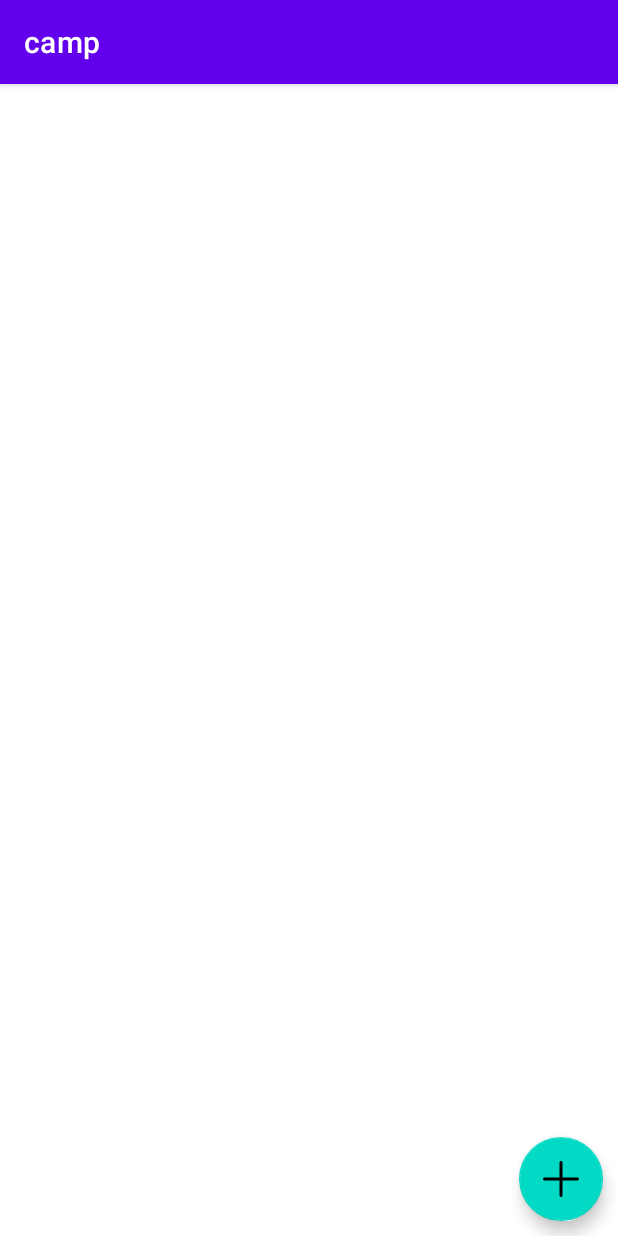
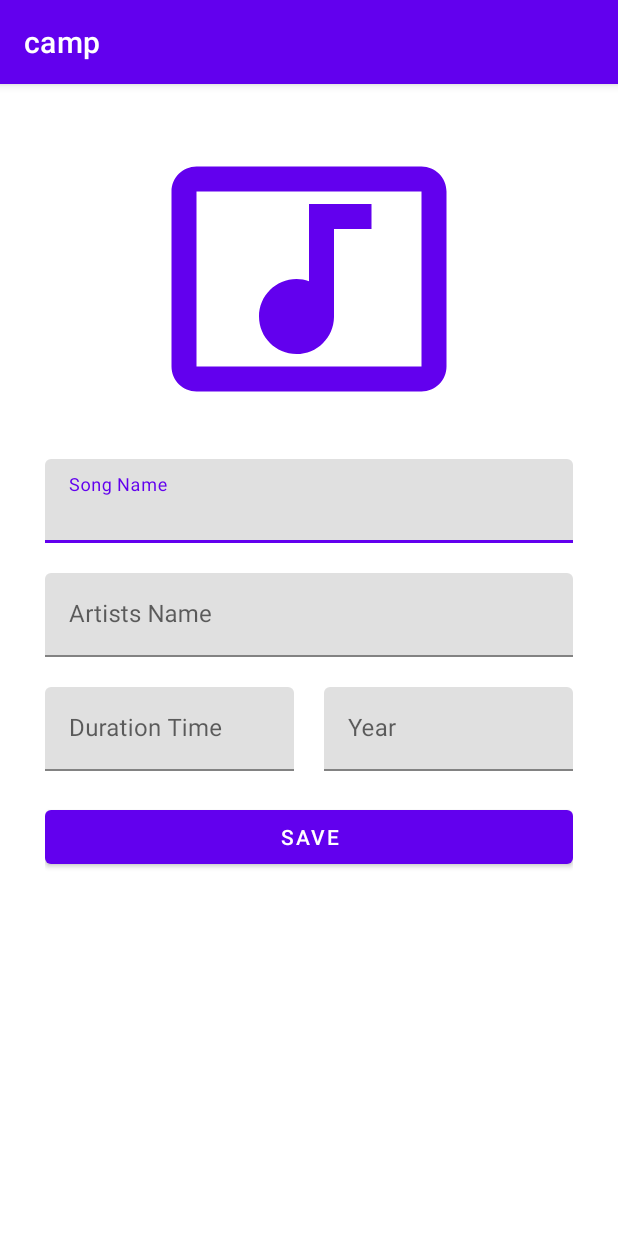
Before and after one commit to Hepsiburada-Mobil-Android-Bootcamp/Android-Bootcamp, an Android app: the screen it shows after launch (MainActivity before the commit, AddNewSongActivity after it), on a phone screen of 412 x 824 dp. Run offline under Robolectric (Android 15) with nearby library versions, the phone set to English and light mode, and no system bars.

Commit message:
Design add new song layout

```diff
--- a/app/src/main/AndroidManifest.xml
+++ b/app/src/main/AndroidManifest.xml
@@ -10,6 +10,18 @@
         android:supportsRtl="true"
         android:theme="@style/Theme.Camp">
         <activity
+            android:name="com.android.odevler.abdulwahid.ui.SongListActivity"
+            android:exported="true" />
+        <activity
+            android:name="com.android.odevler.abdulwahid.ui.AddNewSongActivity"
+            android:exported="true" >
+            <intent-filter>
+                <action android:name="android.intent.action.MAIN" />
+
+                <category android:name="android.intent.category.LAUNCHER" />
+            </intent-filter>
+        </activity>
+        <activity
             android:name=".exam.AddNewExamActivity"
             android:exported="true" />
         <activity
@@ -21,11 +33,6 @@
         <activity
             android:name=".MainActivity"
             android:exported="true">
-            <intent-filter>
-                <action android:name="android.intent.action.MAIN" />
-
-                <category android:name="android.intent.category.LAUNCHER" />
-            </intent-filter>
         </activity>
     </application>
 
--- /dev/null
+++ b/app/src/main/java/com/android/odevler/abdulwahid/ui/AddNewSongActivity.kt
@@ -0,0 +1,12 @@
+package com.android.odevler.abdulwahid.ui
+
+import androidx.appcompat.app.AppCompatActivity
+import android.os.Bundle
+import com.android.camp.R
+
+class AddNewSongActivity : AppCompatActivity() {
+    override fun onCreate(savedInstanceState: Bundle?) {
+        super.onCreate(savedInstanceState)
+        setContentView(R.layout.activity_add_new_song)
+    }
+}
--- /dev/null
+++ b/app/src/main/java/com/android/odevler/abdulwahid/ui/SongListActivity.kt
@@ -0,0 +1,12 @@
+package com.android.odevler.abdulwahid.ui
+
+import androidx.appcompat.app.AppCompatActivity
+import android.os.Bundle
+import com.android.camp.R
+
+class SongListActivity : AppCompatActivity() {
+    override fun onCreate(savedInstanceState: Bundle?) {
+        super.onCreate(savedInstanceState)
+        setContentView(R.layout.activity_song_list)
+    }
+}
--- /dev/null
+++ b/app/src/main/res/drawable/ic_song.xml
@@ -0,0 +1,10 @@
+<vector xmlns:android="http://schemas.android.com/apk/res/android"
+    android:width="200dp"
+    android:height="200dp"
+    android:tint="?attr/colorControlNormal"
+    android:viewportWidth="24"
+    android:viewportHeight="24">
+    <path
+        android:fillColor="@android:color/white"
+        android:pathData="M21,3L3,3c-1.1,0 -2,0.9 -2,2v14c0,1.1 0.9,2 2,2h18c1.1,0 2,-0.9 2,-2L23,5c0,-1.1 -0.9,-2 -2,-2zM21,19L3,19L3,5h18v14zM8,15c0,-1.66 1.34,-3 3,-3 0.35,0 0.69,0.07 1,0.18L12,6h5v2h-3v7.03c-0.02,1.64 -1.35,2.97 -3,2.97 -1.66,0 -3,-1.34 -3,-3z" />
+</vector>
--- /dev/null
+++ b/app/src/main/res/layout/activity_add_new_song.xml
@@ -0,0 +1,90 @@
+<?xml version="1.0" encoding="utf-8"?>
+<LinearLayout xmlns:android="http://schemas.android.com/apk/res/android"
+    xmlns:app="http://schemas.android.com/apk/res-auto"
+    xmlns:tools="http://schemas.android.com/tools"
+    android:layout_width="match_parent"
+    android:layout_height="match_parent"
+    android:orientation="vertical"
+    android:padding="30dp"
+    tools:context="com.android.odevler.abdulwahid.ui.AddNewSongActivity">
+
+    <ImageView
+        android:id="@+id/iv_song"
+        android:layout_width="match_parent"
+        android:layout_height="wrap_content"
+        android:src="@drawable/ic_song"
+        app:tint="@color/design_default_color_primary"
+        android:contentDescription="@string/content_description" />
+
+    <com.google.android.material.textfield.TextInputLayout
+        android:id="@+id/textSongName"
+        android:layout_marginTop="20dp"
+        android:layout_width="match_parent"
+        android:layout_height="wrap_content"
+        android:hint="@string/song_name">
+
+        <com.google.android.material.textfield.TextInputEditText
+            android:layout_width="match_parent"
+            android:layout_height="wrap_content"
+            />
+    </com.google.android.material.textfield.TextInputLayout>
+
+    <com.google.android.material.textfield.TextInputLayout
+        android:id="@+id/textArtistName"
+        android:layout_marginTop="20dp"
+        android:layout_width="match_parent"
+        android:layout_height="wrap_content"
+        android:hint="@string/artists_name">
+
+        <com.google.android.material.textfield.TextInputEditText
+            android:layout_width="match_parent"
+            android:layout_height="wrap_content"
+            />
+    </com.google.android.material.textfield.TextInputLayout>
+
+    <LinearLayout
+        android:layout_width="match_parent"
+        android:orientation="horizontal"
+        android:layout_height="wrap_content"
+        android:baselineAligned="false">
+
+        <com.google.android.material.textfield.TextInputLayout
+            android:id="@+id/textDurationTime"
+            android:layout_marginTop="20dp"
+            android:layout_weight="1"
+            android:layout_width="match_parent"
+            android:layout_marginEnd="10dp"
+            android:layout_height="wrap_content"
+            android:hint="@string/duration_time">
+
+            <com.google.android.material.textfield.TextInputEditText
+                android:layout_width="match_parent"
+                android:layout_height="wrap_content"
+                />
+        </com.google.android.material.textfield.TextInputLayout>
+
+        <com.google.android.material.textfield.TextInputLayout
+            android:id="@+id/textYear"
+            android:layout_marginTop="20dp"
+            android:layout_weight="1"
+            android:layout_width="match_parent"
+            android:layout_height="wrap_content"
+            android:layout_marginStart="10dp"
+            android:hint="@string/year">
+
+            <com.google.android.material.textfield.TextInputEditText
+                android:layout_width="match_parent"
+                android:layout_height="wrap_content"
+                />
+        </com.google.android.material.textfield.TextInputLayout>
+
+    </LinearLayout>
+
+    <Button
+        android:id="@+id/btn_save_song"
+        android:layout_width="match_parent"
+        android:layout_height="wrap_content"
+        android:layout_marginTop="20dp"
+        android:text="@string/save"/>
+
+</LinearLayout>
--- /dev/null
+++ b/app/src/main/res/layout/activity_song_list.xml
@@ -0,0 +1,9 @@
+<?xml version="1.0" encoding="utf-8"?>
+<androidx.constraintlayout.widget.ConstraintLayout xmlns:android="http://schemas.android.com/apk/res/android"
+    xmlns:app="http://schemas.android.com/apk/res-auto"
+    xmlns:tools="http://schemas.android.com/tools"
+    android:layout_width="match_parent"
+    android:layout_height="match_parent"
+    tools:context="com.android.odevler.abdulwahid.ui.SongListActivity">
+
+</androidx.constraintlayout.widget.ConstraintLayout>
--- a/app/src/main/res/values/strings.xml
+++ b/app/src/main/res/values/strings.xml
@@ -9,4 +9,10 @@
 
     <string name="hello_first_fragment">Hello first fragment</string>
     <string name="hello_second_fragment">Hello second fragment. Arg: %1$s</string>
+    <string name="content_description">Content Description</string>
+    <string name="song_name">Song Name</string>
+    <string name="artists_name">Artists Name</string>
+    <string name="duration_time">Duration Time</string>
+    <string name="year">Year</string>
+    <string name="save">Save</string>
 </resources>
```
